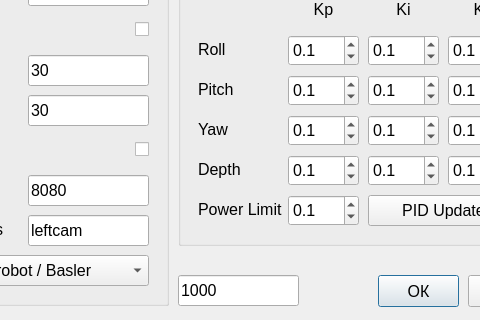
This is SevROVWorkstation/settingswindow.ui in valabsoft/auv-chersonese as Qt 5 draws it before an edit; both pictures show x 162 to 642 and y 315 to 635 of the 743 by 635 pixel window. The edited form follows.
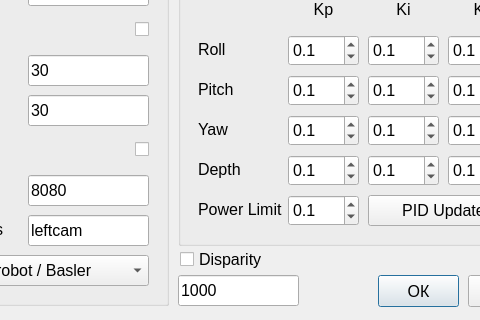
This is the edited form.

The edit to the form file:
```diff
--- a/SevROVWorkstation/settingswindow.ui
+++ b/SevROVWorkstation/settingswindow.ui
@@ -1428,7 +1428,28 @@
     <string>1000</string>
    </property>
    <property name="alignment">
-    <set>Qt::AlignmentFlag::AlignLeading|Qt::AlignmentFlag::AlignLeft|Qt::AlignmentFlag::AlignVCenter</set>
+    <set>Qt::AlignLeading|Qt::AlignLeft|Qt::AlignVCenter</set>
+   </property>
+  </widget>
+  <widget class="QCheckBox" name="cbDisparity">
+   <property name="geometry">
+    <rect>
+     <x>342</x>
+     <y>560</y>
+     <width>121</width>
+     <height>28</height>
+    </rect>
+   </property>
+   <property name="font">
+    <font>
+     <pointsize>12</pointsize>
+    </font>
+   </property>
+   <property name="layoutDirection">
+    <enum>Qt::LeftToRight</enum>
+   </property>
+   <property name="text">
+    <string>Disparity</string>
    </property>
   </widget>
  </widget>
```
Left out of the diff: 64 changed lines with no effect on the pictures.
